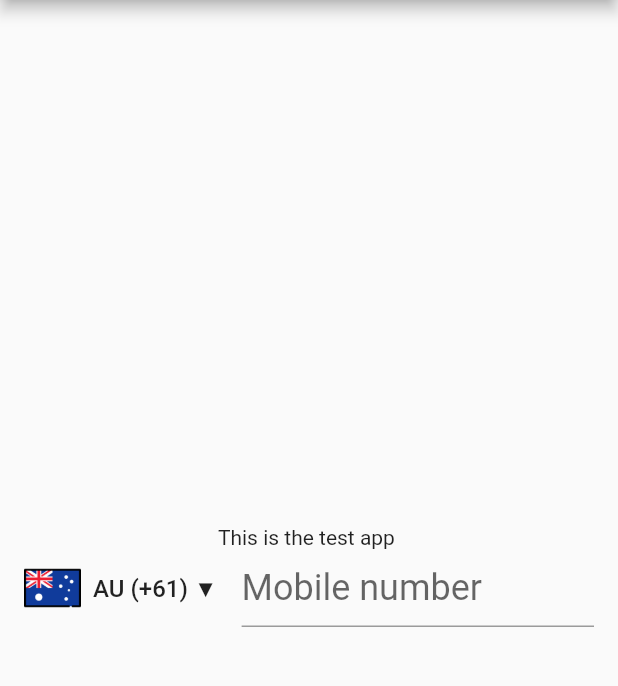
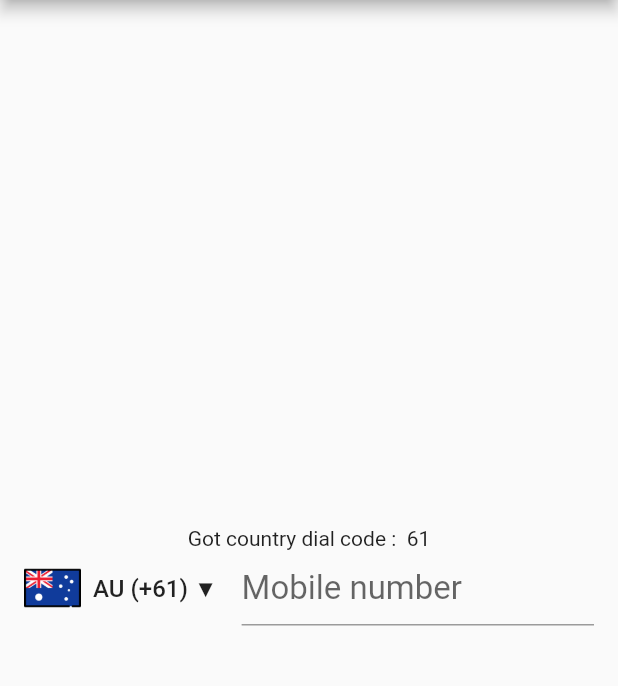
Before and after one commit to spid37/country_code_selector, a Flutter app: the screen it shows after launch, on a phone screen of 412 x 824 dp, the part 84-770 px from its top. Run offline on Flutter 3.47's test engine with Material 2 defaults, Android fonts, the phone set to English and light mode, and no system bars.

Commit message:
removed mobile number from selector

```diff
--- a/example/lib/main.dart
+++ b/example/lib/main.dart
@@ -44,7 +44,7 @@ class MyHomePage extends StatefulWidget {
 }
 
 class _MyHomePageState extends State<MyHomePage> {
-  PhoneNumber _phoneNumber;
+  CountryCode _countryCode;
 
   // void _incrementCounter() {
   //   setState(() {
@@ -57,9 +57,9 @@ class _MyHomePageState extends State<MyHomePage> {
   //   });
   // }
 
-  void _updateMobileNumber(PhoneNumber phoneNumber) {
+  void _updateCountryCode(CountryCode countryCode) {
     setState(() {
-      _phoneNumber = phoneNumber;
+      _countryCode = countryCode;
     });
   }
 
@@ -96,17 +96,33 @@ class _MyHomePageState extends State<MyHomePage> {
           // horizontal).
           mainAxisAlignment: MainAxisAlignment.center,
           children: <Widget>[
-            (_phoneNumber == null)
+            (_countryCode == null)
                 ? new Text(
                     'This is the test app ',
                   )
                 : new Text(
-                    'Got number:  ' + _phoneNumber.formattedNumber,
+                    'Got country dial code :  ' + _countryCode.dialCode,
                   ),
-            CountryCodeSelector(
-              onChange: _updateMobileNumber,
-              defaultIsoCode: "AU",
-            ),
+            Container(
+              padding: EdgeInsets.only(right: 16.0),
+              child: new Row(
+                children: <Widget>[
+                  CountryCodeSelector(
+                    onChange: _updateCountryCode,
+                    defaultIsoCode: "AU",
+                  ),
+                  Expanded(
+                    child: new TextField(
+                      style: TextStyle(fontSize: 22.00, color: Colors.black),
+                      decoration: new InputDecoration(
+                        hintText: "Mobile number",
+                      ),
+                      keyboardType: TextInputType.phone,
+                    ),
+                  ),
+                ],
+              ),
+            )
           ],
         ),
       ),
--- a/lib/country_code_selector.dart
+++ b/lib/country_code_selector.dart
@@ -7,7 +7,7 @@ import 'dart:convert';
 
 class CountryCodeSelector extends StatefulWidget {
   final String defaultIsoCode;
-  final Function(PhoneNumber) onChange;
+  final Function(CountryCode) onChange;
 
   CountryCodeSelector({
     @required this.onChange,
@@ -21,26 +21,14 @@ class CountryCodeSelector extends StatefulWidget {
 class _CountryCodeSelectorState extends State<CountryCodeSelector> {
   List<CountryCode> _countryCodes;
   CountryCode _countryCode;
-  String _phoneNumber;
   bool _isLoading = true;
 
   @override
   void initState() {
     super.initState();
-
     try {
       _loadCountryCodes();
     } catch (e) {}
-  }
-
-  void _handleOnChnage() {
-    if (_phoneNumber == "" || _countryCode == null) {
-      return null;
-    }
-    var phoneNumber =
-        new PhoneNumber(countryCode: _countryCode, phoneNumber: _phoneNumber);
-    // run the callback
-    widget.onChange(phoneNumber);
   }
 
   void _loadCountryCodes() async {
@@ -64,6 +52,9 @@ class _CountryCodeSelectorState extends State<CountryCodeSelector> {
       _countryCode = defaultCountryCode;
       _isLoading = false;
     });
+
+    // send parent default counrty code
+    widget.onChange(defaultCountryCode);
   }
 
   void setCountryCode(CountryCode code) {
@@ -71,7 +62,7 @@ class _CountryCodeSelectorState extends State<CountryCodeSelector> {
       _countryCode = code;
     });
     // call the parent callback
-    _handleOnChnage();
+    widget.onChange(code);
   }
 
   Future<Null> _showDialog() async {
@@ -85,16 +76,26 @@ class _CountryCodeSelectorState extends State<CountryCodeSelector> {
     }
   }
 
+  AssetImage _countryImageAsset(String imageAsset) {
+    try {
+      return new AssetImage(
+        _countryCode.image,
+        package: "country_code_selector",
+      );
+    } catch (e) {
+      print("Failed to load image" + imageAsset);
+    }
+
+    return null;
+  }
+
   Widget _selectButton() {
     return new FlatButton(
       child: Row(
         children: <Widget>[
           new Image(
             width: 38.00,
-            image: new AssetImage(
-              _countryCode.image,
-              package: "country_code_selector",
-            ),
+            image: _countryImageAsset(_countryCode.image),
           ),
           Padding(
             padding: const EdgeInsets.only(left: 8.0),
@@ -111,49 +112,10 @@ class _CountryCodeSelectorState extends State<CountryCodeSelector> {
     );
   }
 
-  void _phoneNumberUpdate(s) {
-    setState(() {
-      _phoneNumber = s;
-    });
-
-    // call the parent callback
-    _handleOnChnage();
-  }
-
   @override
   Widget build(BuildContext context) {
-    return _isLoading
-        ? new Container()
-        : new Container(
-            child: Padding(
-              padding: const EdgeInsets.only(left: 0.0, right: 16.0),
-              child: new Row(
-                children: <Widget>[
-                  _selectButton(),
-                  Expanded(
-                    child: new TextField(
-                      onChanged: _phoneNumberUpdate,
-                      style: TextStyle(fontSize: 24.00, color: Colors.black),
-                      decoration: new InputDecoration(
-                        hintText: "Mobile number",
-                      ),
-                      keyboardType: TextInputType.phone,
-                    ),
-                  ),
-                ],
-              ),
-            ),
-          );
+    return _isLoading ? new Container() : new Container(child: _selectButton());
   }
-}
-
-class PhoneNumber {
-  final CountryCode countryCode;
-  final String phoneNumber;
-
-  PhoneNumber({this.countryCode, this.phoneNumber});
-
-  String get formattedNumber => this.countryCode.dialCode + this.phoneNumber;
 }
 
 class CountryCode {
```
